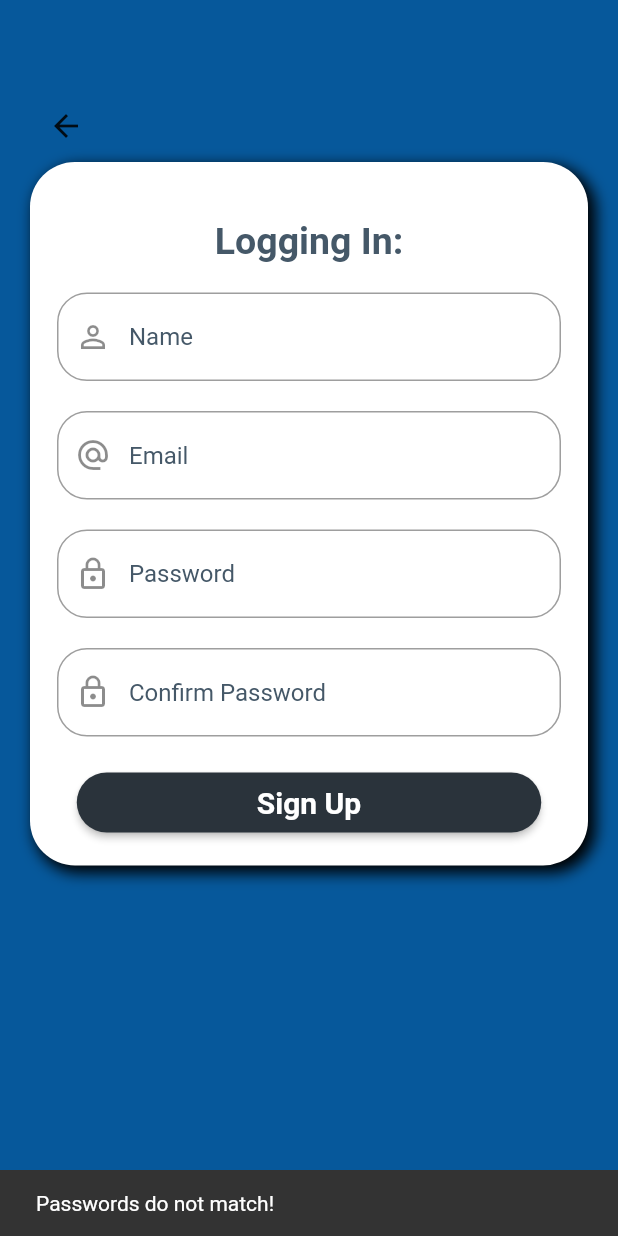
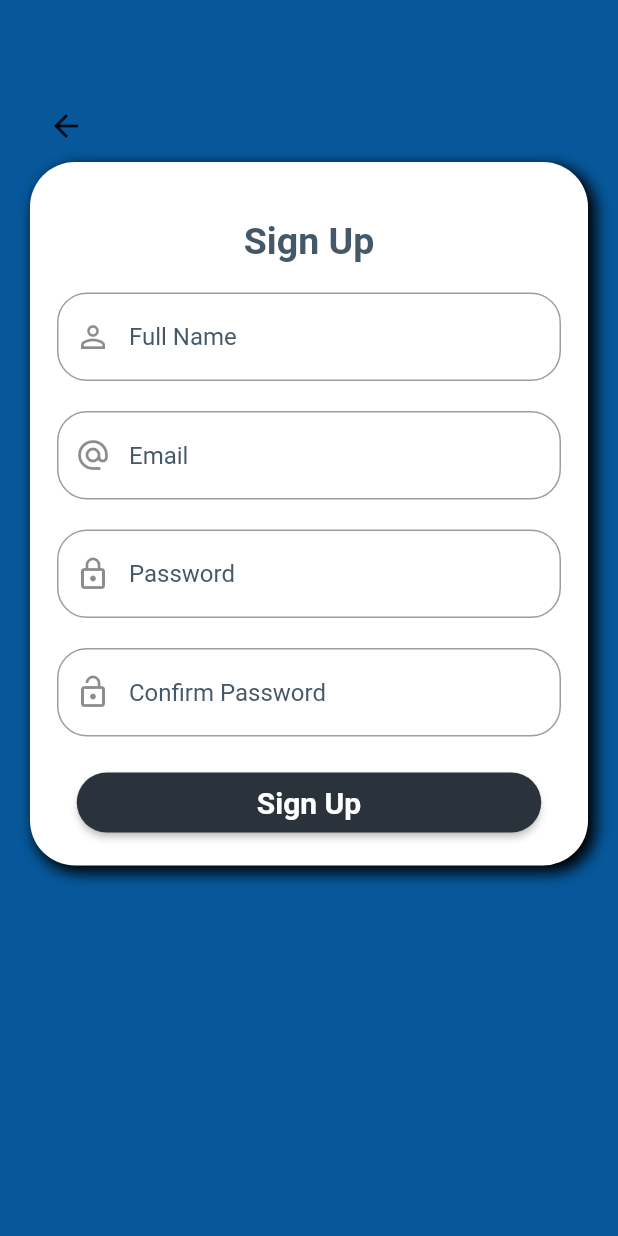
Before and after one commit to Marco-Puig/ClubIt-App, a Flutter app: the OurSignUp screen opened directly, after a tap on "Sign Up", on a phone screen of 412 x 824 dp. Run offline on Flutter 3.47's test engine with Material 2 defaults, Android fonts, the phone set to English and light mode, and no system bars; our stand-ins replace firebase_auth, firebase_core; accounts and stored records are empty; network calls fail.

Commit message:
Commit #6
Bug Fixes. Fully working account system!

```diff
--- a/lib/screens/login/loginForm.dart
+++ b/lib/screens/login/loginForm.dart
@@ -2,6 +2,7 @@ import 'package:clubitapp/screens/signup/signup.dart';
 import 'package:clubitapp/screens/home/home.dart';
 import 'package:clubitapp/states/currentUser.dart';
 import 'package:clubitapp/widgets/ourContainer.dart';
+import 'package:firebase_auth/firebase_auth.dart';
 import 'package:flutter/material.dart';
 import 'package:provider/provider.dart';
 
--- a/lib/screens/signup/localwidgets/signUpForm.dart
+++ b/lib/screens/signup/localwidgets/signUpForm.dart
@@ -5,7 +5,7 @@ import 'package:provider/provider.dart';
 
 class OurSignUpForm extends StatefulWidget {
   @override
-  State<OurSignUpForm> createState() => _OurSignUpFormState();
+  _OurSignUpFormState createState() => _OurSignUpFormState();
 }
 
 class _OurSignUpFormState extends State<OurSignUpForm> {
@@ -16,6 +16,7 @@ class _OurSignUpFormState extends State<OurSignUpForm> {
 
   void _signUpUser(String email, String password, BuildContext context) async {
     CurrentUser _currentUser = Provider.of<CurrentUser>(context, listen: false);
+
     try {
       if (await _currentUser.signUpUser(email, password)) {
         Navigator.pop(context);
@@ -33,7 +34,7 @@ class _OurSignUpFormState extends State<OurSignUpForm> {
           Padding(
             padding: EdgeInsets.symmetric(vertical: 20.0, horizontal: 8.0),
             child: Text(
-              "Logging In:",
+              "Sign Up",
               style: TextStyle(
                 color: Theme.of(context).secondaryHeaderColor,
                 fontSize: 25.0,
@@ -44,7 +45,9 @@ class _OurSignUpFormState extends State<OurSignUpForm> {
           TextFormField(
             controller: _fullNameController,
             decoration: InputDecoration(
-                prefixIcon: Icon(Icons.person_outline), hintText: "Name"),
+              prefixIcon: Icon(Icons.person_outline),
+              hintText: "Full Name",
+            ),
           ),
           SizedBox(
             height: 20.0,
@@ -52,7 +55,9 @@ class _OurSignUpFormState extends State<OurSignUpForm> {
           TextFormField(
             controller: _emailController,
             decoration: InputDecoration(
-                prefixIcon: Icon(Icons.alternate_email), hintText: "Email"),
+              prefixIcon: Icon(Icons.alternate_email),
+              hintText: "Email",
+            ),
           ),
           SizedBox(
             height: 20.0,
@@ -60,7 +65,10 @@ class _OurSignUpFormState extends State<OurSignUpForm> {
           TextFormField(
             controller: _passwordController,
             decoration: InputDecoration(
-                prefixIcon: Icon(Icons.lock_outline), hintText: "Password"),
+              prefixIcon: Icon(Icons.lock_outline),
+              hintText: "Password",
+            ),
+            obscureText: true,
           ),
           SizedBox(
             height: 20.0,
@@ -68,8 +76,9 @@ class _OurSignUpFormState extends State<OurSignUpForm> {
           TextFormField(
             controller: _confirmPasswordController,
             decoration: InputDecoration(
-                prefixIcon: Icon(Icons.lock_outline),
-                hintText: "Confirm Password"),
+              prefixIcon: Icon(Icons.lock_open),
+              hintText: "Confirm Password",
+            ),
             obscureText: true,
           ),
           SizedBox(
@@ -77,7 +86,7 @@ class _OurSignUpFormState extends State<OurSignUpForm> {
           ),
           RaisedButton(
             child: Padding(
-              padding: EdgeInsets.symmetric(horizontal: 100.0),
+              padding: EdgeInsets.symmetric(horizontal: 100),
               child: Text(
                 "Sign Up",
                 style: TextStyle(
@@ -88,14 +97,16 @@ class _OurSignUpFormState extends State<OurSignUpForm> {
               ),
             ),
             onPressed: () {
-              if (_passwordController.text == _confirmPasswordController) {
+              if (_passwordController.text == _confirmPasswordController.text) {
                 _signUpUser(
                     _emailController.text, _passwordController.text, context);
               } else {
-                Scaffold.of(context).showSnackBar(SnackBar(
-                  content: Text("Passwords do not match!"),
-                  duration: Duration(seconds: 2),
-                ));
+                Scaffold.of(context).showSnackBar(
+                  SnackBar(
+                    content: Text("Passwords do not match"),
+                    duration: Duration(seconds: 2),
+                  ),
+                );
               }
             },
           ),
--- a/pubspec.yaml
+++ b/pubspec.yaml
@@ -30,6 +30,7 @@ dependencies:
   flutter:
     sdk: flutter
   firebase_auth:
+  firebase_core:
   provider:
 
 
```
Also changed, not shown: lib/main.dart (+6 -1 lines), lib/states/currentUser.dart (+4 -4 lines), pubspec.lock, 2 other files.
